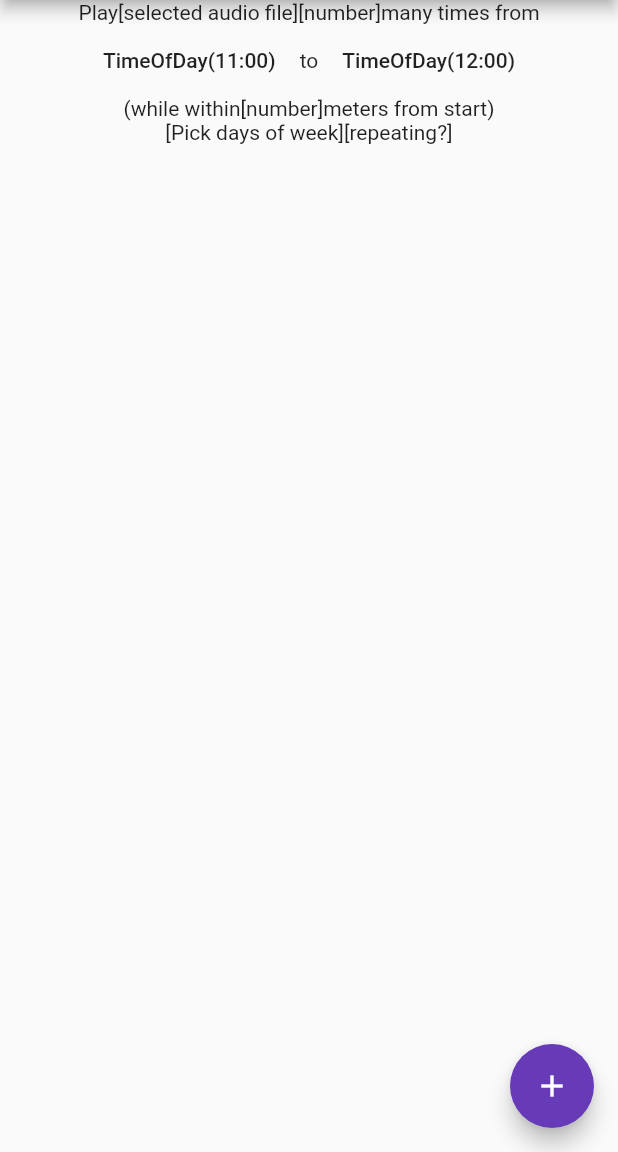
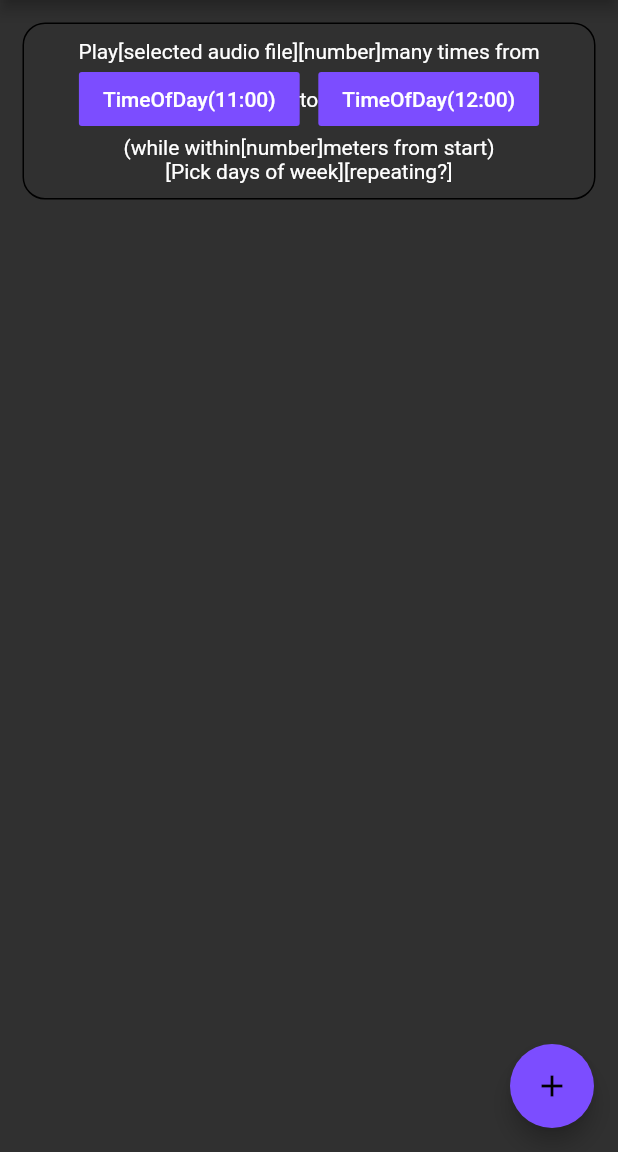
Before and after one commit to scourgemancer/flutter-alarm-ranges, a Flutter app: the screen it shows after launch, after a tap on the "add" icon, on a phone screen of 412 x 824 dp, the part 84-1236 px from its top. Run offline on Flutter 3.47's test engine with Material 2 defaults, Android fonts, the phone set to English and light mode, and no system bars.

Commit message:
Aesthetics changes including new dark theme and border on alarm ranges

```diff
--- a/alarm_ranges/lib/main.dart
+++ b/alarm_ranges/lib/main.dart
@@ -9,6 +9,7 @@ class MyApp extends StatelessWidget {
       title: 'Alarm Ranges',
       theme: new ThemeData(
         primarySwatch: Colors.deepPurple,
+        brightness: Brightness.dark,
       ),
       home: new MyHomePage(title: 'Alarm Ranges'),
     );
@@ -38,6 +39,7 @@ class _MyHomePageState extends State<MyHomePage> {
     return new Scaffold(
       appBar: new AppBar(
         title: new Text(widget.title),
+        backgroundColor: Colors.deepPurple,
       ),
       body: new Center(
         child: ListView.builder(
@@ -48,6 +50,7 @@ class _MyHomePageState extends State<MyHomePage> {
         onPressed: _newAlarmRange,
         tooltip: 'Create new alarm',
         child: new Icon(Icons.add),
+        backgroundColor: Colors.deepPurpleAccent,
       ),
     );
   }
@@ -71,7 +74,14 @@ class _AlarmRangeState extends State<AlarmRange> {
 
   @override
   Widget build(BuildContext context) {// unused but for example
-    return new Column(
+    return new Container(
+      margin: const EdgeInsets.all(15),
+      padding: const EdgeInsets.all(10),
+      decoration: new BoxDecoration(
+        border: new Border.all(color: Colors.black),
+        borderRadius: new BorderRadius.all(Radius.circular(15))
+      ),
+      child: Column(
         children: <Widget>[
           Row(
             mainAxisAlignment: MainAxisAlignment.center,
@@ -91,6 +101,7 @@ class _AlarmRangeState extends State<AlarmRange> {
                     initialTime: startTime)
                     .then((TimeOfDay time) => setState(() => startTime = time)),
                 child: new Text(startTime.toString()),
+                color: Colors.deepPurpleAccent,
               ),
               Text("to"),
               FlatButton(
@@ -99,6 +110,7 @@ class _AlarmRangeState extends State<AlarmRange> {
                     initialTime: endTime)
                     .then((TimeOfDay time) => setState(() => endTime = time)),
                 child: new Text(endTime.toString()),
+                color: Colors.deepPurpleAccent,
               ),
             ],
           ),
@@ -118,6 +130,7 @@ class _AlarmRangeState extends State<AlarmRange> {
             ],
           ),
         ],
+      ),
     );
   }
 }
--- a/alarm_ranges/pubspec.yaml
+++ b/alarm_ranges/pubspec.yaml
@@ -19,6 +19,10 @@ dependencies:
   # The following adds the Cupertino Icons font to your application.
   # Use with the CupertinoIcons class for iOS style icons.
   cupertino_icons: ^0.1.2
+
+  numberpicker: ^0.1.7
+
+  datetime_picker_formfield: ^0.1.7
 
 dev_dependencies:
   flutter_test:
```
Also changed, not shown: alarm_ranges/pubspec.lock. Lines whose indentation alone changed are shown as unchanged.
